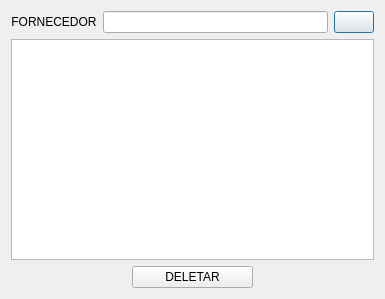
This is ui/SupplierDialog.ui in Paulo1402/Relatorio-de-Notas as Qt 5 draws it before an edit. The edited form follows.
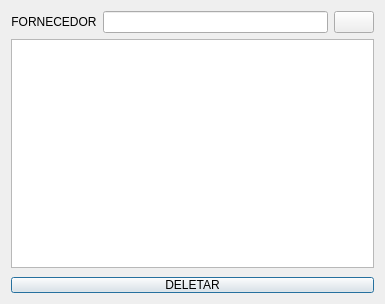
This is the edited form. Icons and pictures are not drawn.

Patch:
```diff
--- a/ui/SupplierDialog.ui
+++ b/ui/SupplierDialog.ui
@@ -7,7 +7,7 @@
     <x>0</x>
     <y>0</y>
     <width>385</width>
-    <height>299</height>
+    <height>304</height>
    </rect>
   </property>
   <property name="windowTitle">
@@ -17,6 +17,51 @@
    <bool>true</bool>
   </property>
   <layout class="QGridLayout" name="gridLayout">
+   <item row="1" column="1">
+    <widget class="QLineEdit" name="txt_supplier">
+     <property name="sizePolicy">
+      <sizepolicy hsizetype="Expanding" vsizetype="Fixed">
+       <horstretch>0</horstretch>
+       <verstretch>0</verstretch>
+      </sizepolicy>
+     </property>
+     <property name="minimumSize">
+      <size>
+       <width>200</width>
+       <height>0</height>
+      </size>
+     </property>
+    </widget>
+   </item>
+   <item row="3" column="0" colspan="3">
+    <widget class="QPushButton" name="bt_delete">
+     <property name="sizePolicy">
+      <sizepolicy hsizetype="MinimumExpanding" vsizetype="Fixed">
+       <horstretch>0</horstretch>
+       <verstretch>0</verstretch>
+      </sizepolicy>
+     </property>
+     <property name="cursor">
+      <cursorShape>PointingHandCursor</cursorShape>
+     </property>
+     <property name="styleSheet">
+      <string notr="true">margin-top: 3px</string>
+     </property>
+     <property name="text">
+      <string>DELETAR</string>
+     </property>
+     <property name="icon">
+      <iconset>
+       <normaloff>../assets/delete-48.png</normaloff>../assets/delete-48.png</iconset>
+     </property>
+     <property name="iconSize">
+      <size>
+       <width>32</width>
+       <height>32</height>
+      </size>
+     </property>
+    </widget>
+   </item>
    <item row="1" column="0">
     <widget class="QLabel" name="label">
      <property name="text">
@@ -63,75 +108,6 @@
      </property>
     </widget>
    </item>
-   <item row="1" column="1">
-    <widget class="QLineEdit" name="txt_supplier">
-     <property name="sizePolicy">
-      <sizepolicy hsizetype="Expanding" vsizetype="Fixed">
-       <horstretch>0</horstretch>
-       <verstretch>0</verstretch>
-      </sizepolicy>
-     </property>
-     <property name="minimumSize">
-      <size>
-       <width>200</width>
-       <height>0</height>
-      </size>
-     </property>
-    </widget>
-   </item>
-   <item row="4" column="0" colspan="3">
-    <layout class="QHBoxLayout" name="horizontalLayout">
-     <item>
-      <spacer name="horizontalSpacer">
-       <property name="orientation">
-        <enum>Qt::Horizontal</enum>
-       </property>
-       <property name="sizeHint" stdset="0">
-        <size>
-         <width>40</width>
-         <height>20</height>
-        </size>
-       </property>
-      </spacer>
-     </item>
-     <item>
-      <widget class="QPushButton" name="bt_delete">
-       <property name="sizePolicy">
-        <sizepolicy hsizetype="MinimumExpanding" vsizetype="Fixed">
-         <horstretch>0</horstretch>
-         <verstretch>0</verstretch>
-        </sizepolicy>
-       </property>
-       <property name="text">
-        <string>DELETAR</string>
-       </property>
-       <property name="icon">
-        <iconset>
-         <normaloff>../assets/delete-48.png</normaloff>../assets/delete-48.png</iconset>
-       </property>
-       <property name="iconSize">
-        <size>
-         <width>32</width>
-         <height>32</height>
-        </size>
-       </property>
-      </widget>
-     </item>
-     <item>
-      <spacer name="horizontalSpacer_2">
-       <property name="orientation">
-        <enum>Qt::Horizontal</enum>
-       </property>
-       <property name="sizeHint" stdset="0">
-        <size>
-         <width>40</width>
-         <height>20</height>
-        </size>
-       </property>
-      </spacer>
-     </item>
-    </layout>
-   </item>
   </layout>
  </widget>
  <tabstops>
```
Left out of the diff: 4 changed lines with no effect on the pictures.
